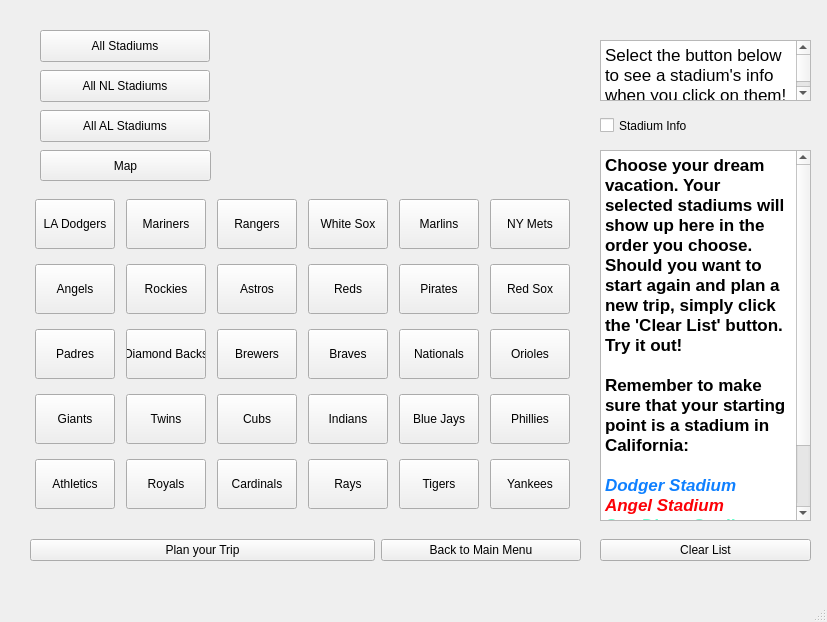
WinterCS003/Project-2, file mainwindow.ui: the form before one commit.
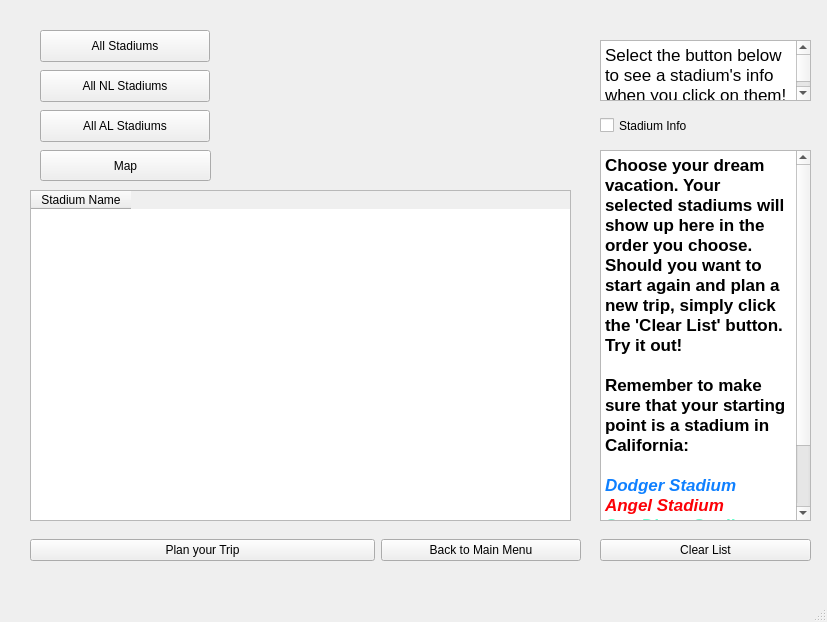
The form after the commit. The open tabs and pages were chosen to show the change. Icons and pictures are not drawn. Custom widgets are drawn as their Qt base class.

Commit message: Major Changes to allow adding and deleting stadiums

The edit to the form file:
```diff
--- a/mainwindow.ui
+++ b/mainwindow.ui
@@ -185,570 +185,6 @@
       </property>
       <layout class="QGridLayout" name="gridLayout_2"/>
      </widget>
-     <widget class="QWidget" name="gridLayoutWidget">
-      <property name="geometry">
-       <rect>
-        <x>20</x>
-        <y>190</y>
-        <width>551</width>
-        <height>331</height>
-       </rect>
-      </property>
-      <layout class="QGridLayout" name="gridLayout">
-       <property name="sizeConstraint">
-        <enum>QLayout::SetNoConstraint</enum>
-       </property>
-       <item row="0" column="4">
-        <widget class="QPushButton" name="floridaButton">
-         <property name="minimumSize">
-          <size>
-           <width>80</width>
-           <height>50</height>
-          </size>
-         </property>
-         <property name="maximumSize">
-          <size>
-           <width>80</width>
-           <height>50</height>
-          </size>
-         </property>
-         <property name="styleSheet">
-          <string notr="true"/>
-         </property>
-         <property name="text">
-          <string>Marlins</string>
-         </property>
-        </widget>
-       </item>
-       <item row="4" column="0">
-        <widget class="QPushButton" name="oaklandAButton">
-         <property name="minimumSize">
-          <size>
-           <width>80</width>
-           <height>50</height>
-          </size>
-         </property>
-         <property name="maximumSize">
-          <size>
-           <width>80</width>
-           <height>50</height>
-          </size>
-         </property>
-         <property name="styleSheet">
-          <string notr="true"/>
-         </property>
-         <property name="text">
-          <string>Athletics</string>
-         </property>
-        </widget>
-       </item>
-       <item row="3" column="2">
-        <widget class="QPushButton" name="chicagoButton">
-         <property name="maximumSize">
-          <size>
-           <width>80</width>
-           <height>50</height>
-          </size>
-         </property>
-         <property name="styleSheet">
-          <string notr="true"/>
-         </property>
-         <property name="text">
-          <string>Cubs</string>
-         </property>
-        </widget>
-       </item>
-       <item row="1" column="4">
-        <widget class="QPushButton" name="pittsburghButton">
-         <property name="maximumSize">
-          <size>
-           <width>80</width>
-           <height>50</height>
-          </size>
-         </property>
-         <property name="styleSheet">
-          <string notr="true"/>
-         </property>
-         <property name="text">
-          <string>Pirates</string>
-         </property>
-        </widget>
-       </item>
-       <item row="1" column="1">
-        <widget class="QPushButton" name="coloradoButton">
-         <property name="minimumSize">
-          <size>
-           <width>80</width>
-           <height>50</height>
-          </size>
-         </property>
-         <property name="maximumSize">
-          <size>
-           <width>80</width>
-           <height>50</height>
-          </size>
-         </property>
-         <property name="styleSheet">
-          <string notr="true"/>
-         </property>
-         <property name="text">
-          <string>Rockies</string>
-         </property>
-        </widget>
-       </item>
-       <item row="0" column="2">
-        <widget class="QPushButton" name="texasRangersButton">
-         <property name="minimumSize">
-          <size>
-           <width>80</width>
-           <height>50</height>
-          </size>
-         </property>
-         <property name="maximumSize">
-          <size>
-           <width>80</width>
-           <height>50</height>
-          </size>
-         </property>
-         <property name="styleSheet">
-          <string notr="true"/>
-         </property>
-         <property name="text">
-          <string>Rangers</string>
-         </property>
-        </widget>
-       </item>
-       <item row="2" column="0">
-        <widget class="QPushButton" name="sanDiegoButton">
-         <property name="minimumSize">
-          <size>
-           <width>80</width>
-           <height>50</height>
-          </size>
-         </property>
-         <property name="maximumSize">
-          <size>
-           <width>80</width>
-           <height>50</height>
-          </size>
-         </property>
-         <property name="styleSheet">
-          <string notr="true"/>
-         </property>
-         <property name="text">
-          <string>Padres</string>
-         </property>
-        </widget>
-       </item>
-       <item row="2" column="4">
-        <widget class="QPushButton" name="washingtonButton">
-         <property name="maximumSize">
-          <size>
-           <width>80</width>
-           <height>50</height>
-          </size>
-         </property>
-         <property name="styleSheet">
-          <string notr="true"/>
-         </property>
-         <property name="text">
-          <string>Nationals</string>
-         </property>
-        </widget>
-       </item>
-       <item row="3" column="1">
-        <widget class="QPushButton" name="minnesotaButton">
-         <property name="maximumSize">
-          <size>
-           <width>80</width>
-           <height>50</height>
-          </size>
-         </property>
-         <property name="styleSheet">
-          <string notr="true"/>
-         </property>
-         <property name="text">
-          <string>Twins</string>
-         </property>
-        </widget>
-       </item>
-       <item row="0" column="3">
-        <widget class="QPushButton" name="chicagoWhiteSoxButton">
-         <property name="maximumSize">
-          <size>
-           <width>80</width>
-           <height>50</height>
-          </size>
-         </property>
-         <property name="styleSheet">
-          <string notr="true"/>
-         </property>
-         <property name="text">
-          <string>White Sox</string>
-         </property>
-        </widget>
-       </item>
-       <item row="0" column="0">
-        <widget class="QPushButton" name="dodgerButton">
-         <property name="enabled">
-          <bool>true</bool>
-         </property>
-         <property name="minimumSize">
-          <size>
-           <width>80</width>
-           <height>50</height>
-          </size>
-         </property>
-         <property name="maximumSize">
-          <size>
-           <width>80</width>
-           <height>50</height>
-          </size>
-         </property>
-         <property name="baseSize">
-          <size>
-           <width>80</width>
-           <height>50</height>
-          </size>
-         </property>
-         <property name="styleSheet">
-          <string notr="true"/>
-         </property>
-         <property name="text">
-          <string>LA Dodgers</string>
-         </property>
-         <property name="iconSize">
-          <size>
-           <width>16</width>
-           <height>16</height>
-          </size>
-         </property>
-        </widget>
-       </item>
-       <item row="3" column="3">
-        <widget class="QPushButton" name="clevelandButton">
-         <property name="maximumSize">
-          <size>
-           <width>80</width>
-           <height>50</height>
-          </size>
-         </property>
-         <property name="styleSheet">
-          <string notr="true"/>
-         </property>
-         <property name="text">
-          <string>Indians</string>
-         </property>
-        </widget>
-       </item>
-       <item row="4" column="1">
-        <widget class="QPushButton" name="kansasCityButton">
-         <property name="maximumSize">
-          <size>
-           <width>80</width>
-           <height>50</height>
-          </size>
-         </property>
-         <property name="styleSheet">
-          <string notr="true"/>
-         </property>
-         <property name="text">
-          <string>Royals</string>
-         </property>
-        </widget>
-       </item>
-       <item row="2" column="2">
-        <widget class="QPushButton" name="milwaukeeButton">
-         <property name="maximumSize">
-          <size>
-           <width>80</width>
-           <height>50</height>
-          </size>
-         </property>
-         <property name="styleSheet">
-          <string notr="true"/>
-         </property>
-         <property name="text">
-          <string>Brewers</string>
-         </property>
-        </widget>
-       </item>
-       <item row="0" column="1">
-        <widget class="QPushButton" name="seattleButton">
-         <property name="maximumSize">
-          <size>
-           <width>80</width>
-           <height>50</height>
-          </size>
-         </property>
-         <property name="styleSheet">
-          <string notr="true"/>
-         </property>
-         <property name="text">
-          <string>Mariners</string>
-         </property>
-        </widget>
-       </item>
-       <item row="1" column="0">
-        <widget class="QPushButton" name="angelsButton">
-         <property name="minimumSize">
-          <size>
-           <width>80</width>
-           <height>50</height>
-          </size>
-         </property>
-         <property name="maximumSize">
-          <size>
-           <width>80</width>
-           <height>55</height>
-          </size>
-         </property>
-         <property name="styleSheet">
-          <string notr="true"/>
-         </property>
-         <property name="text">
-          <string>Angels</string>
-         </property>
-        </widget>
-       </item>
-       <item row="2" column="1">
-        <widget class="QPushButton" name="arizonaButton">
-         <property name="maximumSize">
-          <size>
-           <width>80</width>
-           <height>50</height>
-          </size>
-         </property>
-         <property name="styleSheet">
-          <string notr="true"/>
-         </property>
-         <property name="text">
-          <string>Diamond Backs</string>
-         </property>
-        </widget>
-       </item>
-       <item row="1" column="3">
-        <widget class="QPushButton" name="cincinattiButton">
-         <property name="maximumSize">
-          <size>
-           <width>80</width>
-           <height>50</height>
-          </size>
-         </property>
-         <property name="styleSheet">
-          <string notr="true"/>
-         </property>
-         <property name="text">
-          <string>Reds</string>
-         </property>
-        </widget>
-       </item>
-       <item row="3" column="4">
-        <widget class="QPushButton" name="torontoButton">
-         <property name="maximumSize">
-          <size>
-           <width>80</width>
-           <height>50</height>
-          </size>
-         </property>
-         <property name="styleSheet">
-          <string notr="true"/>
-         </property>
-         <property name="text">
-          <string>Blue Jays</string>
-         </property>
-        </widget>
-       </item>
-       <item row="2" column="3">
-        <widget class="QPushButton" name="atlantaButton">
-         <property name="maximumSize">
-          <size>
-           <width>80</width>
-           <height>50</height>
-          </size>
-         </property>
-         <property name="styleSheet">
-          <string notr="true"/>
-         </property>
-         <property name="text">
-          <string>Braves</string>
-         </property>
-        </widget>
-       </item>
-       <item row="3" column="0">
-        <widget class="QPushButton" name="sanFranciscoButton">
-         <property name="minimumSize">
-          <size>
-           <width>80</width>
-           <height>50</height>
-          </size>
-         </property>
-         <property name="maximumSize">
-          <size>
-           <width>80</width>
-           <height>50</height>
-          </size>
-         </property>
-         <property name="styleSheet">
-          <string notr="true"/>
-         </property>
-         <property name="text">
-          <string>Giants</string>
-         </property>
-        </widget>
-       </item>
-       <item row="4" column="2">
-        <widget class="QPushButton" name="stLouisButton">
-         <property name="maximumSize">
-          <size>
-           <width>80</width>
-           <height>50</height>
-          </size>
-         </property>
-         <property name="styleSheet">
-          <string notr="true"/>
-         </property>
-         <property name="text">
-          <string>Cardinals</string>
-         </property>
-        </widget>
-       </item>
-       <item row="0" column="5">
-        <widget class="QPushButton" name="nyMetsButton">
-         <property name="minimumSize">
-          <size>
-           <width>80</width>
-           <height>50</height>
-          </size>
-         </property>
-         <property name="maximumSize">
-          <size>
-           <width>80</width>
-           <height>50</height>
-          </size>
-         </property>
-         <property name="styleSheet">
-          <string notr="true"/>
-         </property>
-         <property name="text">
-          <string>NY Mets</string>
-         </property>
-        </widget>
-       </item>
-       <item row="4" column="3">
-        <widget class="QPushButton" name="tampaBayButton">
-         <property name="maximumSize">
-          <size>
-           <width>80</width>
-           <height>50</height>
-          </size>
-         </property>
-         <property name="styleSheet">
-          <string notr="true"/>
-         </property>
-         <property name="text">
-          <string>Rays</string>
-         </property>
-        </widget>
-       </item>
-       <item row="1" column="2">
-        <widget class="QPushButton" name="houstonButton">
-         <property name="maximumSize">
-          <size>
-           <width>80</width>
-           <height>50</height>
-          </size>
-         </property>
-         <property name="styleSheet">
-          <string notr="true"/>
-         </property>
-         <property name="text">
-          <string>Astros</string>
-         </property>
-        </widget>
-       </item>
-       <item row="4" column="4">
-        <widget class="QPushButton" name="detroitButton_2">
-         <property name="maximumSize">
-          <size>
-           <width>80</width>
-           <height>50</height>
-          </size>
-         </property>
-         <property name="styleSheet">
-          <string notr="true"/>
-         </property>
-         <property name="text">
-          <string>Tigers</string>
-         </property>
-        </widget>
-       </item>
-       <item row="1" column="5">
-        <widget class="QPushButton" name="bostonButton">
-         <property name="maximumSize">
-          <size>
-           <width>80</width>
-           <height>50</height>
-          </size>
-         </property>
-         <property name="styleSheet">
-          <string notr="true"/>
-         </property>
-         <property name="text">
-          <string>Red Sox</string>
-         </property>
-        </widget>
-       </item>
-       <item row="2" column="5">
-        <widget class="QPushButton" name="baltimoreButton">
-         <property name="maximumSize">
-          <size>
-           <width>80</width>
-           <height>50</height>
-          </size>
-         </property>
-         <property name="styleSheet">
-          <string notr="true"/>
-         </property>
-         <property name="text">
-          <string>Orioles</string>
-         </property>
-        </widget>
-       </item>
-       <item row="3" column="5">
-        <widget class="QPushButton" name="phillyButton">
-         <property name="maximumSize">
-          <size>
-           <width>80</width>
-           <height>50</height>
-          </size>
-         </property>
-         <property name="styleSheet">
-          <string notr="true"/>
-         </property>
-         <property name="text">
-          <string>Phillies</string>
-         </property>
-        </widget>
-       </item>
-       <item row="4" column="5">
-        <widget class="QPushButton" name="nyYankeesButton">
-         <property name="maximumSize">
-          <size>
-           <width>80</width>
-           <height>50</height>
-          </size>
-         </property>
-         <property name="styleSheet">
-          <string notr="true"/>
-         </property>
-         <property name="text">
-          <string>Yankees</string>
-         </property>
-        </widget>
-       </item>
-      </layout>
-     </widget>
      <widget class="QTextBrowser" name="plannedTripStadiumBrowser">
       <property name="geometry">
        <rect>
@@ -839,6 +275,21 @@
        <string>Map</string>
       </property>
      </widget>
+     <widget class="QTableWidget" name="allStadiums">
+      <property name="geometry">
+       <rect>
+        <x>20</x>
+        <y>190</y>
+        <width>541</width>
+        <height>331</height>
+       </rect>
+      </property>
+      <column>
+       <property name="text">
+        <string>Stadium Name</string>
+       </property>
+      </column>
+     </widget>
     </widget>
     <widget class="QWidget" name="stadiumInfoPage">
      <widget class="QTextBrowser" name="stadiumInfoTextBrowser">
```
Left out of the diff: 2 changed lines with no effect on the pictures. The commit also changes 5 other files.
